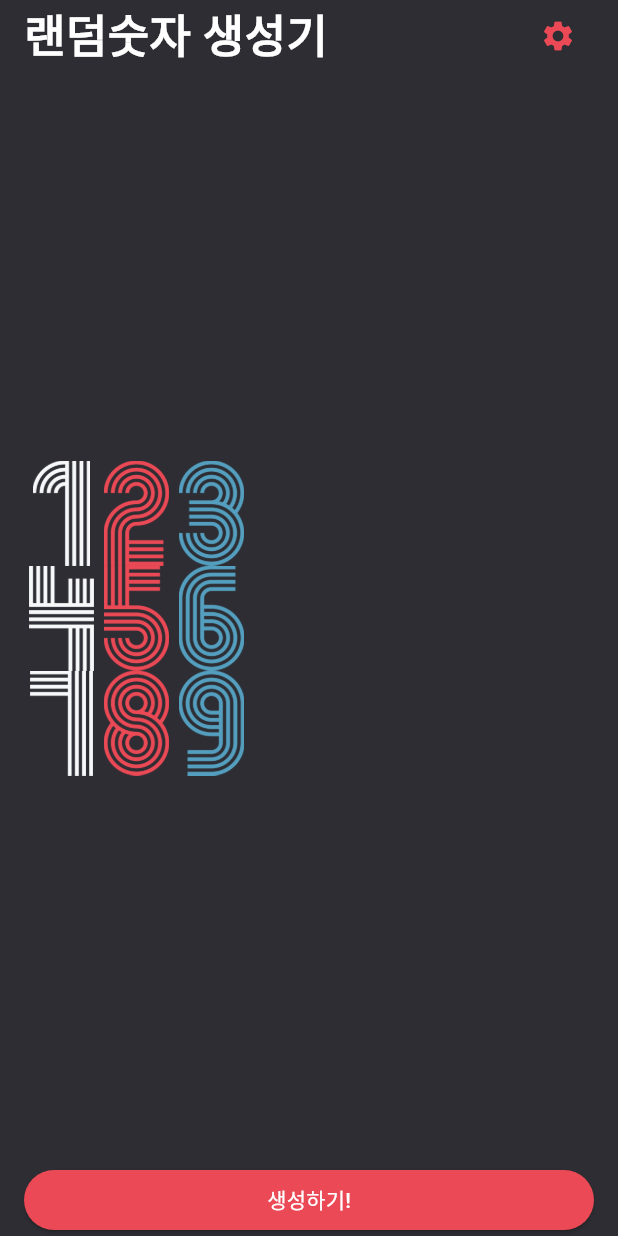
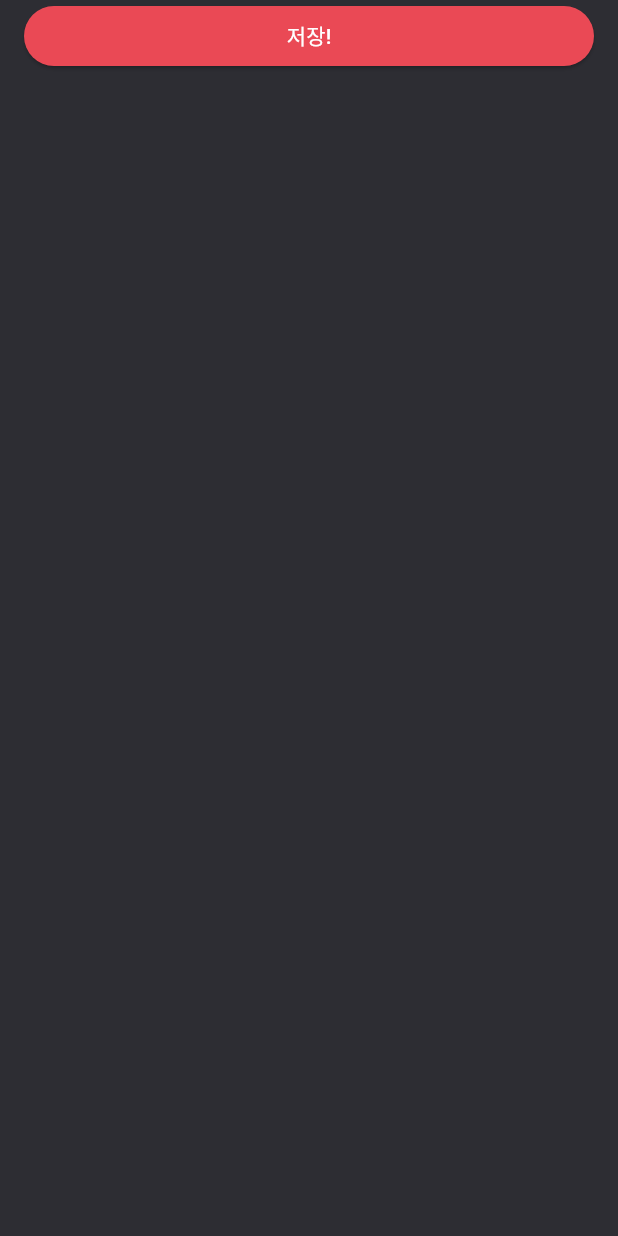
Before and after one commit to bingbingpa/hello-flutter, a Flutter app: the screen it shows after launch, after a tap on the "settings" icon, on a phone screen of 412 x 824 dp. Run offline on Flutter 3.47's test engine with Material 3 defaults, Android fonts, the phone set to English and light mode, and no system bars; our stand-ins replace webview_flutter.

Commit message:
[Random Number Generator] Navigator 사용해서 네이베이션 해보기

```diff
--- a/random_number_generator/lib/screen/home_screen.dart
+++ b/random_number_generator/lib/screen/home_screen.dart
@@ -2,6 +2,8 @@ import 'package:flutter/cupertino.dart';
 import 'package:flutter/material.dart';
 import 'package:random_number_generator/constant/color.dart';
 import 'dart:math';
+
+import 'package:random_number_generator/screen/setting_screen.dart';
 
 class HomeScreen extends StatefulWidget {
   const HomeScreen({super.key});
@@ -23,7 +25,9 @@ class _HomeScreenState extends State<HomeScreen> {
           child: Column(
             crossAxisAlignment: CrossAxisAlignment.stretch,
             children: [
-              _Header(),
+              _Header(
+                onPressed: onSettingIconPressed,
+              ),
               _Body(
                 numbers: numbers,
               ),
@@ -34,6 +38,16 @@ class _HomeScreenState extends State<HomeScreen> {
           ),
         ),
       ),
+    );
+  }
+
+  onSettingIconPressed() {
+    Navigator.of(context).push(
+      MaterialPageRoute(
+          builder: (BuildContext context){
+            return SettingScreen();
+          }
+      )
     );
   }
 
@@ -50,7 +64,9 @@ class _HomeScreenState extends State<HomeScreen> {
 }
 
 class _Header extends StatelessWidget {
-  const _Header({super.key});
+  final VoidCallback onPressed;
+
+  const _Header({super.key, required this.onPressed});
 
   @override
   Widget build(BuildContext context) {
@@ -64,7 +80,10 @@ class _Header extends StatelessWidget {
               color: Colors.white, fontSize: 30.0, fontWeight: FontWeight.w700),
         ),
         IconButton(
-            color: redColor, onPressed: () {}, icon: Icon(Icons.settings))
+          color: redColor,
+          icon: Icon(Icons.settings),
+          onPressed: onPressed,
+        )
       ],
     );
   }
--- /dev/null
+++ b/random_number_generator/lib/screen/setting_screen.dart
@@ -0,0 +1,35 @@
+import 'package:flutter/material.dart';
+import 'package:random_number_generator/constant/color.dart';
+
+class SettingScreen extends StatelessWidget {
+  const SettingScreen({super.key});
+
+  @override
+  Widget build(BuildContext context) {
+    return Scaffold(
+      backgroundColor: primaryColor,
+      body: SafeArea(
+        child: Padding(
+          padding: EdgeInsets.symmetric(
+            horizontal: 16.0
+          ),
+          child: Column(
+            crossAxisAlignment: CrossAxisAlignment.stretch,
+            children: [
+              ElevatedButton(
+                style: ElevatedButton.styleFrom(
+                  backgroundColor: redColor,
+                  foregroundColor: Colors.white
+                ),
+                  onPressed: (){
+                    Navigator.of(context).pop();
+                  },
+                  child: Text('저장!'),
+              )
+            ],
+          ),
+        ),
+      ),
+    );
+  }
+}
```
